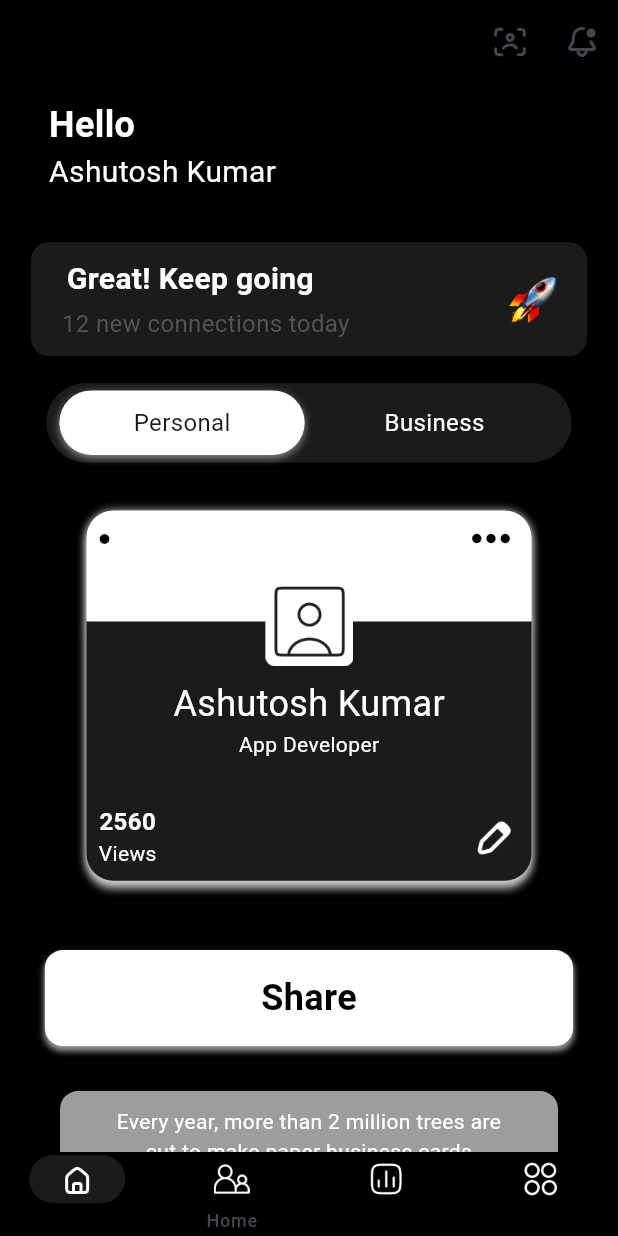
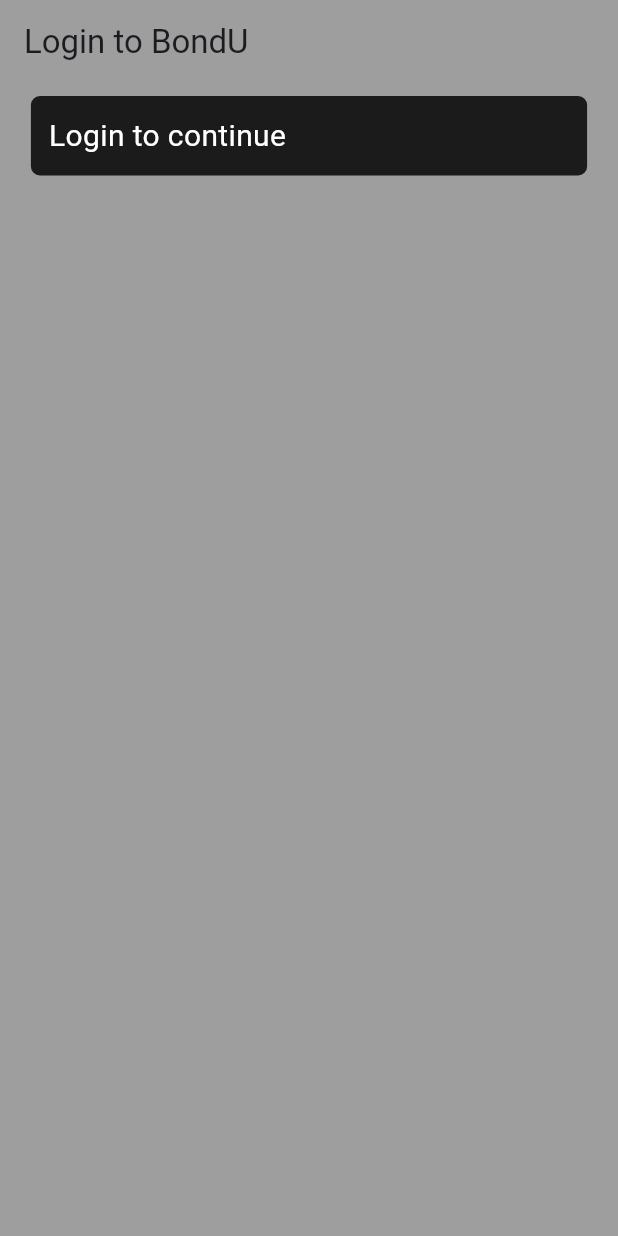
Before and after one commit to Ashutosh-777/BondU, a Flutter app: the screen it shows after launch, on a phone screen of 412 x 824 dp. Run offline on Flutter 3.47's test engine with Material 3 defaults, Android fonts, the phone set to English and light mode, and no system bars; our stand-ins replace dio, shared_preferences; missing offline and left inert: otpless_flutter; Roboto replaces fonts that are missing (Gilroy-Bold, Gilroy-Medium).

Commit message:
mid commit

```diff
--- a/lib/main.dart
+++ b/lib/main.dart
@@ -1,21 +1,32 @@
 import 'package:flutter/material.dart';
-import 'package:magicconnect/screens/home.dart';
-import 'package:magicconnect/screens/homescreen.dart';
+
+import 'package:magicconnect/screens/sign_in.dart';
+import 'package:magicconnect/screens/user_input.dart';
+import 'package:magicconnect/stores/auth.dart';
+import 'package:provider/provider.dart';
 void main() {
-  runApp(const MyApp());
+  runApp(
+    MultiProvider(
+    providers: [
+      ChangeNotifierProvider(create: (_) => Auth()),
+    ],
+    child: MyApp(),
+  ),);
 }
 class MyApp extends StatelessWidget {
-  const MyApp({super.key});
+   MyApp({super.key});
   // This widget is the root of your application.
   @override
   Widget build(BuildContext context) {
+
     return MaterialApp(
+      debugShowMaterialGrid: false,
       title: 'Flutter Demo',
       theme: ThemeData(
         primarySwatch: Colors.blue,
       ),
       debugShowCheckedModeBanner: false,
-      home: const Home(),
+      home: const SignIn(),
     );
   }
 }
--- /dev/null
+++ b/lib/modals/user_model.dart
@@ -0,0 +1,47 @@
+import 'package:flutter/cupertino.dart';
+
+class UserInfo{
+  String? name;
+  int? phone;
+  String? bio;
+  String? email;
+  String? designation;
+  String? companyName;
+  Map<String,dynamic>? socialMediaHandles;
+  String? id;
+
+  UserInfo({
+    this.name,
+    this.socialMediaHandles,
+    this.companyName,
+    this.designation,
+    this.id,
+    this.bio,
+    this.email,
+    this.phone
+});
+
+  factory UserInfo.fromJson(Map<String, dynamic> json) => UserInfo(
+      name: json['name']??'',
+      phone: json['phone']??'',
+      bio:json['bio']??'Please add bio',
+      email:json['email']??'',
+      designation:json['designation'],
+      companyName:json['companyName'],
+      socialMediaHandles:json['socialMediaHandles'],
+      id:json['_id']
+  );
+
+  Map<String, dynamic> toJson() {
+    final Map<String, dynamic> data = <String, dynamic>{};
+    data['name'] = name;
+    data['phone'] = phone;
+    data['bio'] = bio;
+    data['email'] = email;
+    data['socialMediaHandles'] = socialMediaHandles;
+    data['companyName'] = companyName;
+    data['designation'] = designation;
+    data['_id'] = id;
+    return data;
+  }
+}
--- a/lib/screens/homescreen.dart
+++ b/lib/screens/homescreen.dart
@@ -1,7 +1,11 @@
 import 'package:flutter/material.dart';
+import 'package:magicconnect/modals/user_model.dart';
+import 'package:magicconnect/services/api.dart';
 import 'package:magicconnect/widgets/sharescreen.dart';
 import 'package:magicconnect/widgets/visiting_card.dart';
+import 'package:provider/provider.dart';
 import '../globals/colors.dart';
+import '../stores/auth.dart';
 import '../widgets/views_card.dart';
 
 class HomeScreen extends StatefulWidget {
@@ -11,12 +15,12 @@
 }
 
 class _HomeScreenState extends State<HomeScreen> {
-  String username = "Ashutosh Kumar";
+
   String connections = "12";
-  String designation = "App Developer";
   int mode = 1;
   @override
   Widget build(BuildContext context) {
+    UserInfo user = context.read<Auth>().user;
     double height = MediaQuery.of(context).size.height;
     double width = MediaQuery.of(context).size.width;
     return Scaffold(
@@ -66,7 +70,7 @@
                     child: Align(
                       alignment: Alignment.topLeft,
                       child: Text(
-                        username,
+                        user.name!,
                         textAlign: TextAlign.left,
                         style: const TextStyle(
                             color: Colors.white,
@@ -216,8 +220,8 @@
             ),
             Stack(children: [
               VisitingCard(
-                userName: username,
-                designation: designation,
+                userName: user.name!,
+                designation: user.designation!,
               ),
               const ViewsCard(
                 views: 2560,
--- /dev/null
+++ b/lib/screens/sign_in.dart
@@ -0,0 +1,142 @@
+import 'package:flutter/material.dart';
+import 'package:magicconnect/screens/user_input.dart';
+import 'package:magicconnect/services/auth_user_helper.dart';
+import 'package:magicconnect/services/database_strings.dart';
+import 'dart:async';
+import 'package:otpless_flutter/otpless_flutter.dart';
+import 'package:provider/provider.dart';
+import '../modals/user_model.dart';
+import '../services/api.dart';
+import '../stores/auth.dart';
+import 'home.dart';
+
+class SignIn extends StatefulWidget {
+  const SignIn({Key? key}) : super(key: key);
+
+  @override
+  State<SignIn> createState() => _SignInState();
+}
+
+class _SignInState extends State<SignIn> {
+  String accessToken = 'Unknown';
+  int tempPhone = 0;
+  final _otplessFlutterPlugin = Otpless();
+  final TextEditingController urlTextContoller = TextEditingController();
+  var extra = {
+    "method": "get",
+    "params": {"cid": "YNVNTQ8OGP5AVUYQ1RKA0GARKVLG77DC"}
+  };
+  @override
+  void initState() {
+    super.initState();
+    // _otplessFlutterPlugin.hideFabButton();
+  }
+
+
+  Future<void> openLoginPage() async {
+    _otplessFlutterPlugin.openLoginPage((result) {
+      var message = "";
+      var phone = result['data']['mobile']['number'];
+       tempPhone = int.parse(phone);
+      print(tempPhone.runtimeType);
+      if (result['data'] != null) {
+        final token = result['data']['token'];
+        message =  token;
+      }
+      setState(() {
+        accessToken = message ?? "Unknown";
+      });
+    });
+  }
+
+  @override
+  void dispose() {
+    // Clean up the controller when the widget is disposed.
+    urlTextContoller.dispose();
+    super.dispose();
+  }
+
+  @override
+  Widget build(BuildContext context) {
+
+    var currentUser = context.read<Auth>();
+    return Scaffold(
+        backgroundColor: Colors.grey,
+        appBar: AppBar(
+          backgroundColor: Colors.grey,
+          title: const Text('Login to BondU'),
+        ),
+        body: SafeArea(
+          child: Padding(
+            padding: const EdgeInsets.all(8.0),
+            child: Center(
+              child: Column(
+                children: [
+                  accessToken == "Unknown"
+                      ? GestureDetector(
+                          onTap: () {
+                            openLoginPage();
+                            _otplessFlutterPlugin.signInCompleted();
+                          },
+                          child: Container(
+                            width: MediaQuery.of(context).size.width * 0.9,
+                            decoration: BoxDecoration(
+                              color: const Color(0xff1b1b1b),
+                              borderRadius: BorderRadius.circular(6),
+                            ),
+                            child: const Padding(
+                              padding: EdgeInsets.all(12.0),
+                              child: Text(
+                                "Login to continue",
+                                style: TextStyle(
+                                    color: Colors.white, fontSize: 20),
+                              ),
+                            ),
+                          ),
+                        )
+                      : GestureDetector(
+                          child: Container(
+                            width: MediaQuery.of(context).size.width * 0.9,
+                            decoration: BoxDecoration(
+                              color: const Color(0xff1b1b1b),
+                              borderRadius: BorderRadius.circular(6),
+                            ),
+                            child: const Padding(
+                              padding: EdgeInsets.all(12.0),
+                              child: Text(
+                                "Enter",
+                                style: TextStyle(
+                                    color: Colors.white, fontSize: 20),
+                              ),
+                            ),
+                          ),
+                          onTap: () async{
+                            print("Starting Authentication");
+                            print(accessToken);
+                            Map<String,dynamic> verify = await ApiService().verifyUser(accessToken);
+                            _otplessFlutterPlugin.signInCompleted();
+
+                            if(BackendHelper.id!="id"){
+                              UserInfo user = await ApiService().getUser();
+                              currentUser.addDetails(user);
+                              currentUser.addPhone(tempPhone);
+                              Navigator.of(context).pushReplacement(
+                                  MaterialPageRoute(builder: (context)=> Home())
+                              );
+                            }else{
+                              Navigator.of(context).pushReplacement(
+                                  MaterialPageRoute(builder: (context)=> UserInput(
+                                    user: currentUser.user,
+                                  ))
+                              );
+                            }
+                          })
+                ],
+              ),
+            ),
+          ),
+        ),
+      );
+
+  }
+}
--- /dev/null
+++ b/lib/services/database_strings.dart
@@ -0,0 +1,6 @@
+ import 'package:shared_preferences/shared_preferences.dart';
+
+class BackendHelper{
+  static String sessionToken = "sessionToken";
+  static String id = "id";
+}
--- a/lib/widgets/navigation_icons.dart
+++ b/lib/widgets/navigation_icons.dart
@@ -7,7 +7,7 @@
     ),
     const NavigationDestination(
       icon:  ImageIcon(AssetImage('assets/contact2.png'),color: Colors.white,),
-      label: 'Home',
+      label: '',
     ),
     const NavigationDestination(
       icon:  ImageIcon(AssetImage('assets/Analytics.png'),color: Colors.white,),
--- a/lib/widgets/visiting_card.dart
+++ b/lib/widgets/visiting_card.dart
@@ -1,6 +1,8 @@
 import 'package:flutter/material.dart';
+import 'package:provider/provider.dart';
 
 import '../globals/styles.dart';
+import '../stores/auth.dart';
 
 class VisitingCard extends StatefulWidget {
   final String userName;
@@ -70,9 +72,9 @@
                 ),
               ],
             ),
-            const VisitingCardName(
-              userName: 'Ashutosh Kumar',
-              designation: 'App Developer',
+             VisitingCardName(
+              userName: context.read<Auth>().user.name!,
+              designation: context.read<Auth>().user.designation!,
             ),
           ]),
     );
--- a/pubspec.yaml
+++ b/pubspec.yaml
@@ -37,6 +37,10 @@
   # Use with the CupertinoIcons class for iOS style icons.
   cupertino_icons: ^1.0.2
   provider: ^6.1.1
+  otpless_flutter: 2.0.0
+  dio: ^5.4.0
+  shared_preferences: ^2.2.2
+  http: ^1.2.0
 
 dev_dependencies:
   flutter_test:
```
Also changed, not shown: lib/screens/analyticsscreen.dart (+5 -2 lines), lib/screens/settingsscreen.dart (+6 -2 lines), lib/screens/user_input.dart (added, +271 -0 lines), lib/services/api.dart (added, +128 -0 lines), lib/services/auth_user_helper.dart (added, +12 -0 lines), lib/stores/auth.dart (added, +27 -0 lines), lib/data.dart (added), pubspec.lock, 3 other files.
